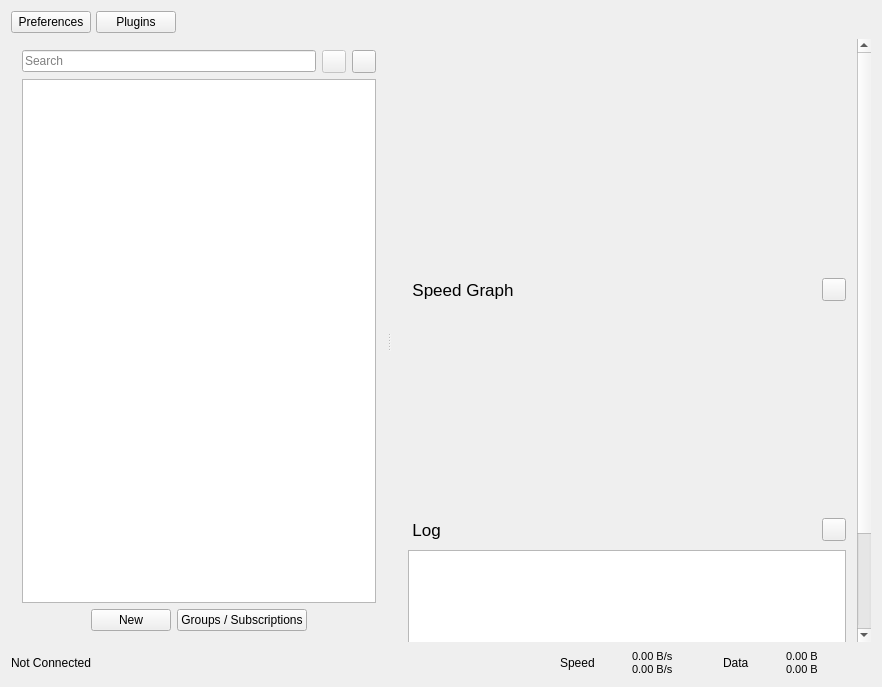
First picture: the form in src/ui/windows/w_MainWindow.ui, repository Qv2ray/Qv2ray, before the edit.
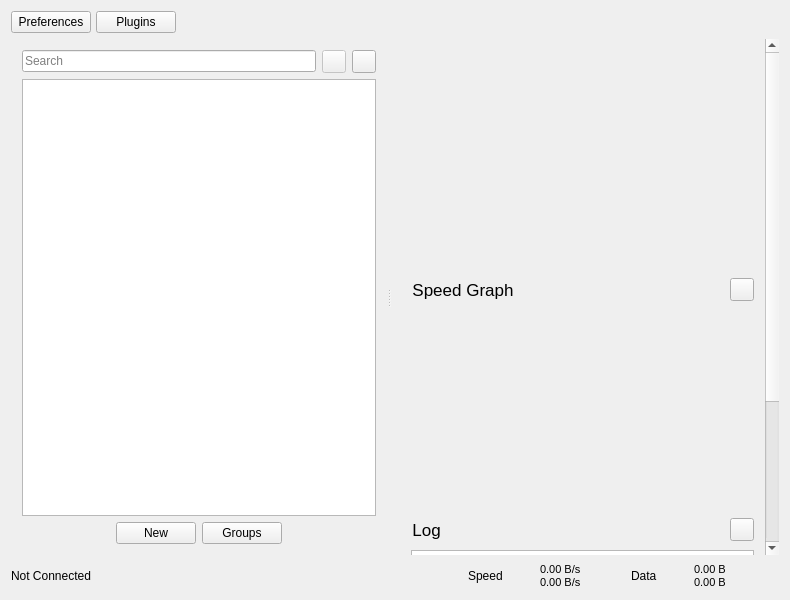
Second picture: the form after the edit. Icons and pictures are not drawn.

Commit message: fix: refined MainWindow UI layout

```diff
--- a/src/ui/windows/w_MainWindow.ui
+++ b/src/ui/windows/w_MainWindow.ui
@@ -2,14 +2,6 @@
 <ui version="4.0">
  <class>MainWindow</class>
  <widget class="QMainWindow" name="MainWindow">
-  <property name="geometry">
-   <rect>
-    <x>0</x>
-    <y>0</y>
-    <width>882</width>
-    <height>687</height>
-   </rect>
-  </property>
   <property name="minimumSize">
    <size>
     <width>790</width>
@@ -67,31 +59,10 @@
        <bool>true</bool>
       </property>
       <widget class="QWidget" name="leftWidget" native="true">
-       <property name="sizePolicy">
-        <sizepolicy hsizetype="Minimum" vsizetype="Preferred">
-         <horstretch>0</horstretch>
-         <verstretch>0</verstretch>
-        </sizepolicy>
-       </property>
-       <layout class="QGridLayout" name="gridLayout">
-        <item row="0" column="1">
-         <widget class="QToolButton" name="locateBtn">
-          <property name="enabled">
-           <bool>false</bool>
-          </property>
-          <property name="toolTip">
-           <string>Locate Current Connection</string>
-          </property>
-          <property name="text">
-           <string/>
-          </property>
-          <property name="icon">
-           <iconset resource="../../../resources.qrc">
-            <normaloff>:/assets/icons/ui_light/locate.png</normaloff>:/assets/icons/ui_light/locate.png</iconset>
-          </property>
-         </widget>
-        </item>
-        <item row="0" column="0">
+       <layout class="QVBoxLayout" name="verticalLayout">
+        <item>
+         <layout class="QHBoxLayout" name="horizontalLayout_6">
+          <item>
          <widget class="QLineEdit" name="connectionFilterTxt">
           <property name="placeholderText">
            <string>Search</string>
@@ -101,7 +72,24 @@
           </property>
          </widget>
         </item>
-        <item row="0" column="2">
+          <item>
+           <widget class="QToolButton" name="locateBtn">
+            <property name="enabled">
+             <bool>false</bool>
+            </property>
+            <property name="toolTip">
+             <string>Locate Current Connection</string>
+            </property>
+            <property name="text">
+             <string/>
+            </property>
+            <property name="icon">
+             <iconset resource="../../../resources.qrc">
+              <normaloff>:/assets/icons/ui_light/locate.png</normaloff>:/assets/icons/ui_light/locate.png</iconset>
+            </property>
+           </widget>
+          </item>
+          <item>
          <widget class="QToolButton" name="sortBtn">
           <property name="toolTip">
            <string>Sort</string>
@@ -118,7 +106,9 @@
           </property>
          </widget>
         </item>
-        <item row="1" column="0" colspan="3">
+         </layout>
+        </item>
+        <item>
          <widget class="QTreeWidget" name="connectionListWidget">
           <property name="contextMenuPolicy">
            <enum>Qt::CustomContextMenu</enum>
@@ -160,7 +150,7 @@
           </column>
          </widget>
         </item>
-        <item row="2" column="0" colspan="3">
+        <item>
          <layout class="QHBoxLayout" name="horizontalLayout_3">
           <item>
            <spacer name="horizontalSpacer_3">
@@ -188,7 +178,7 @@
           <item>
            <widget class="QPushButton" name="subsButton">
             <property name="text">
-             <string>Groups / Subscriptions</string>
+             <string>Groups</string>
             </property>
            </widget>
           </item>
@@ -210,12 +200,6 @@
        </layout>
       </widget>
       <widget class="QScrollArea" name="scrollArea">
-       <property name="minimumSize">
-        <size>
-         <width>480</width>
-         <height>0</height>
-        </size>
-       </property>
        <property name="frameShape">
         <enum>QFrame::NoFrame</enum>
        </property>
@@ -227,13 +211,19 @@
          <rect>
           <x>0</x>
           <y>0</y>
-          <width>480</width>
-          <height>736</height>
+          <width>392</width>
+          <height>738</height>
          </rect>
         </property>
-        <layout class="QVBoxLayout" name="verticalLayout_3">
+        <layout class="QVBoxLayout" name="verticalLayout_4" stretch="0,1">
          <item>
           <widget class="QFrame" name="connectionInfoFrame">
+           <property name="sizePolicy">
+            <sizepolicy hsizetype="Expanding" vsizetype="Expanding">
+             <horstretch>0</horstretch>
+             <verstretch>0</verstretch>
+            </sizepolicy>
+           </property>
            <property name="minimumSize">
             <size>
              <width>0</width>
@@ -257,6 +247,8 @@
           </widget>
          </item>
          <item>
+          <layout class="QVBoxLayout" name="verticalLayout_3">
+           <item>
           <layout class="QHBoxLayout" name="horizontalLayout_5">
            <item>
             <widget class="QPushButton" name="chartVisibilityBtn">
@@ -300,6 +292,12 @@
          </item>
          <item>
           <widget class="QWidget" name="speedChartHolderWidget" native="true">
+             <property name="sizePolicy">
+              <sizepolicy hsizetype="Expanding" vsizetype="Expanding">
+               <horstretch>0</horstretch>
+               <verstretch>0</verstretch>
+              </sizepolicy>
+             </property>
            <property name="minimumSize">
             <size>
              <width>0</width>
@@ -362,9 +360,9 @@
           </layout>
          </item>
          <item>
-          <layout class="QGridLayout" name="gridLayout_2">
+            <layout class="QGridLayout" name="gridLayout">
            <property name="leftMargin">
-            <number>6</number>
+              <number>9</number>
            </property>
            <item row="0" column="0">
             <widget class="QTextBrowser" name="masterLogBrowser">
@@ -386,6 +384,8 @@
               <enum>QTextEdit::NoWrap</enum>
              </property>
             </widget>
+             </item>
+            </layout>
            </item>
           </layout>
          </item>
```
Lines whose indentation alone changed are shown as unchanged. The commit also changes 1 other file.
